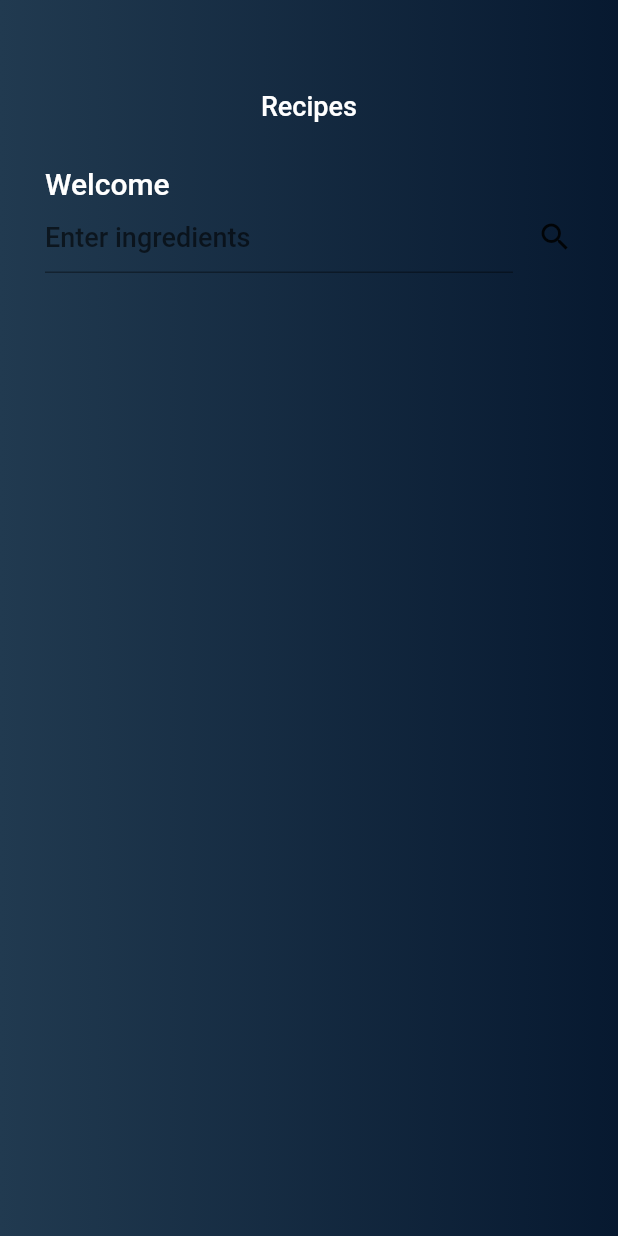
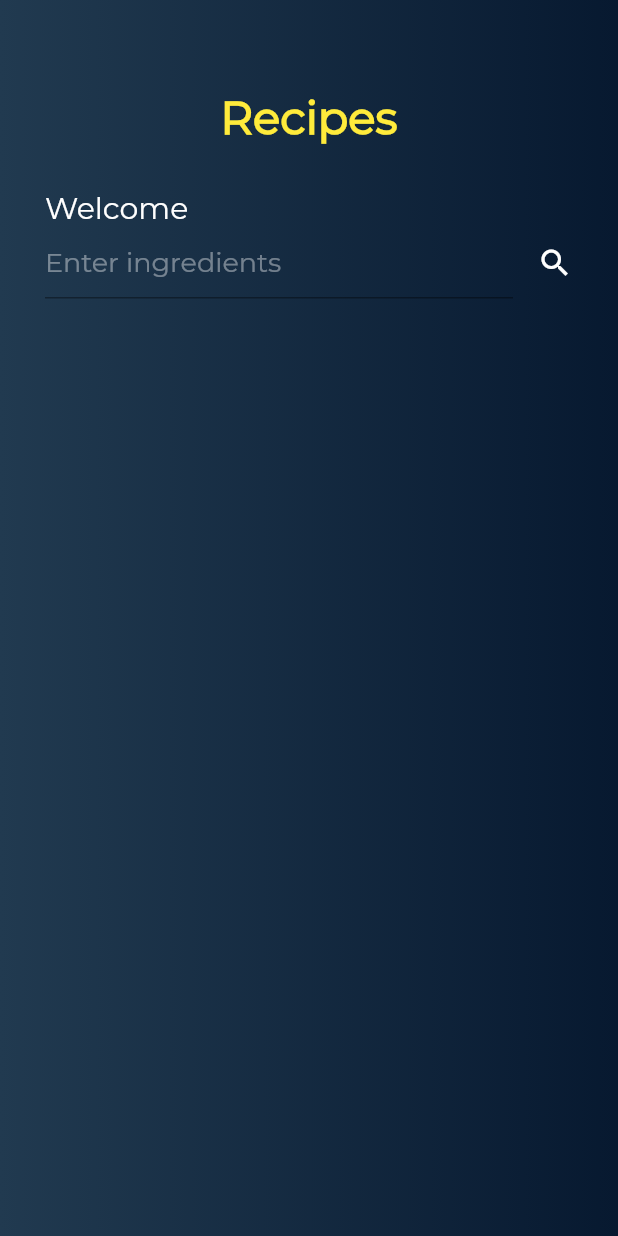
Before and after one commit to yafetszt/recipe_app, a Flutter app: the screen it shows after launch, on a phone screen of 412 x 824 dp. Run offline on Flutter 3.47's test engine with Material 2 defaults, Android fonts, the phone set to English and light mode, and no system bars; project files that could hold a hidden picture were left out.

```diff
--- a/lib/main.dart
+++ b/lib/main.dart
@@ -11,9 +11,6 @@ class MyApp extends StatelessWidget {
     Widget build(BuildContext context) {
         return MaterialApp(
             title: 'Recipes',
-            theme: ThemeData(
-                primarySwatch: Colors.blue,
-            ),
             debugShowCheckedModeBanner: false,
             home: Home(),
         );
--- /dev/null
+++ b/lib/models/recipe_model.dart
@@ -0,0 +1,8 @@
+class RecipeModel {
+  String label;
+  String image;
+  String source;
+  String url;
+
+  RecipeModel({this.label, this.image, this.source, this.url});
+}
--- /dev/null
+++ b/lib/post_model.dart
@@ -0,0 +1,3 @@
+class Post {
+
+}
--- a/lib/screens/home.dart
+++ b/lib/screens/home.dart
@@ -1,6 +1,10 @@
+import 'dart:convert';
 import 'dart:io';
 
 import 'package:flutter/material.dart';
+import 'package:flutter/foundation.dart';
+import 'package:flutter_app/models/recipe_model.dart';
+import 'package:http/http.dart' as http;
 
 class Home extends StatefulWidget {
   @override
@@ -8,6 +12,27 @@ class Home extends StatefulWidget {
 }
 
 class _HomeState extends State<Home> {
+
+  List<RecipeModel> recipes = <RecipeModel>[];
+  TextEditingController textEditingController = new TextEditingController();
+
+  String appID = "20eec9d6";
+  String appKey = "b962b5b8337320fb4960b6ab63c8cd93";
+
+  getRecipes(String query) async {
+    String url = "https://api.edamam.com/search?q=$query&app_id=20eec9d6&app_key=b962b5b8337320fb4960b6ab63c8cd93";
+
+    var response = await http.get(url);
+    print("${response.toString()} this is response");
+    Map<String, dynamic> jsonData = jsonDecode(response.body);
+
+    jsonData["hits"].forEach((element) {
+      print(element.toString());
+    });
+
+
+  }
+
   @override
   Widget build(BuildContext context) {
     return Scaffold(
@@ -35,9 +60,10 @@ class _HomeState extends State<Home> {
                   children: <Widget>[
                     Text("Recipes",
                       style: TextStyle(
-                        color: Colors.white,
-                        fontSize: 18,
-                        fontWeight: FontWeight.w400,
+                        color: Colors.yellow,
+                        fontFamily: "Montserrat",
+                        fontSize: 30,
+                        fontWeight: FontWeight.bold,
                       ),
                     )
                   ],
@@ -47,6 +73,7 @@ class _HomeState extends State<Home> {
                 ),
                 Text("Welcome",
                   style: TextStyle(
+                    fontFamily: "Montserrat",
                     fontSize: 20,
                     color: Colors.white
                   ),
@@ -57,20 +84,34 @@ class _HomeState extends State<Home> {
                     children: <Widget>[
                       Expanded(
                         child: TextField(
+                          controller: textEditingController,
                           decoration: InputDecoration(
                             hintText: "Enter ingredients",
                             hintStyle: TextStyle(
-                              fontSize: 18
+                              fontFamily: "Montserrat",
+                              fontSize: 18,
+                              color: Colors.white.withOpacity(0.4)
                             )
                           ),
                           style: TextStyle(
-                            fontSize: 18
+                            fontFamily: "Montserrat",
+                            fontSize: 18,
+                            color: Colors.white
                           ),
                         ),
                       ),
                       SizedBox(width: 16,),
-                      Container(
-                        child: Icon(Icons.search),
+                      InkWell(
+                        onTap: () {
+                          if (textEditingController.text.isNotEmpty){
+                            print("do it");
+                          } else {
+                            print("don't do it");
+                          }
+                        },
+                        child: Container(
+                          child: Icon(Icons.search, color: Colors.white,),
+                        ),
                       )
                     ],
                   ),
--- a/pubspec.yaml
+++ b/pubspec.yaml
@@ -24,12 +24,10 @@ dependencies:
   flutter:
     sdk: flutter
 
-
-
   # The following adds the Cupertino Icons font to your application.
   # Use with the CupertinoIcons class for iOS style icons.
   cupertino_icons: ^1.0.2
-  http: ^0.13.1
+  http: ^0.12.0+4
   webview_flutter: ^2.0.4
 
 dev_dependencies:
```
Also changed, not shown: lib/http_service.dart (added, +19 -0 lines), pubspec.lock.
